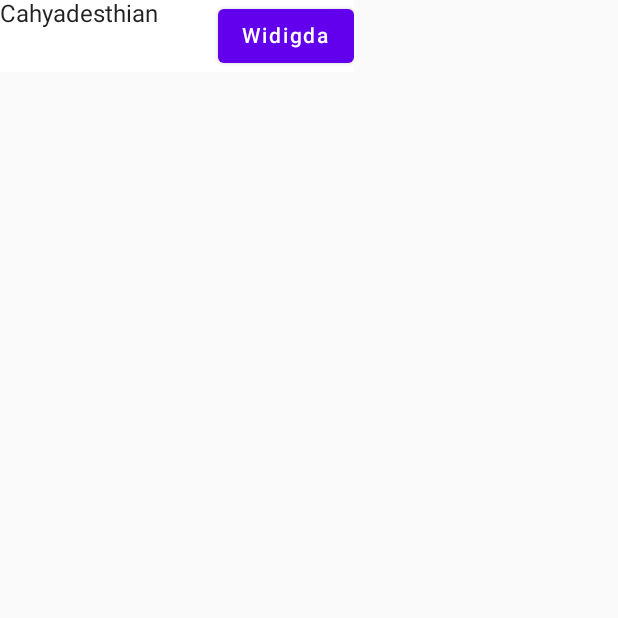
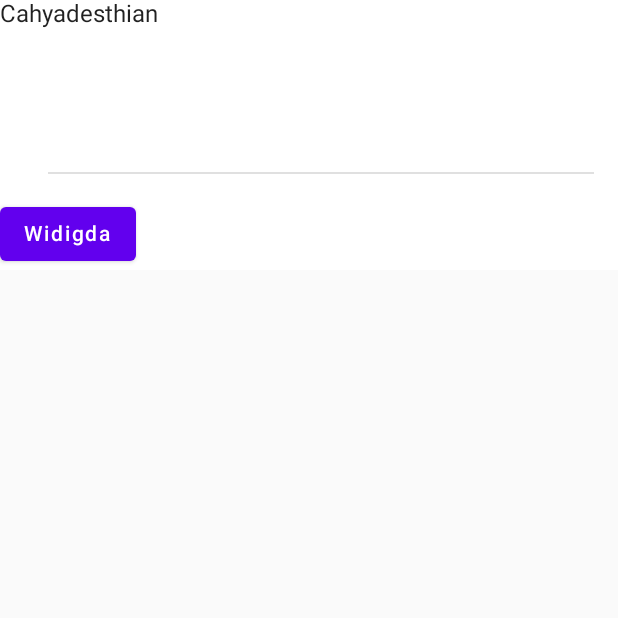
Before and after one commit to widigdacahya/NewsAppCompose_UPNVJ, an Android app built with Jetpack Compose: the screen it shows after launch (MainActivity), on a phone screen of 412 x 824 dp, the top half of it. Run offline under Robolectric (Android 15) with nearby library versions, the phone set to English and light mode, and no system bars.

Commit message:
padding
padding will affect all direction, absolutePadding we define left, top, etc

```diff
--- a/first/app/src/main/java/com/cahyadesthian/introcompose/MainActivity.kt
+++ b/first/app/src/main/java/com/cahyadesthian/introcompose/MainActivity.kt
@@ -8,10 +8,7 @@ import androidx.compose.foundation.Image
 import androidx.compose.foundation.background
 import androidx.compose.foundation.layout.*
 import androidx.compose.foundation.lazy.LazyColumn
-import androidx.compose.material.Button
-import androidx.compose.material.MaterialTheme
-import androidx.compose.material.Surface
-import androidx.compose.material.Text
+import androidx.compose.material.*
 import androidx.compose.runtime.Composable
 import androidx.compose.ui.Modifier
 import androidx.compose.ui.graphics.Color
@@ -37,9 +34,13 @@ class MainActivity : ComponentActivity() {
                     // Pascal Case untuk nama component -> besar di awal misal FirstName
                     // camelCase untuk attribut
 
-                    Row {
+                    Column {
                         Text(text = "Cahyadesthian")
-                        Spacer(modifier = Modifier.width(40.dp))
+                        Divider(modifier = Modifier
+                            .fillMaxWidth()
+                            .padding(16.dp)
+                            .absolutePadding(left=16.dp, top = 80.dp)
+                        )
                         Button(onClick = {  }) {
                             Text(text = "Widigda")
                         }
```
